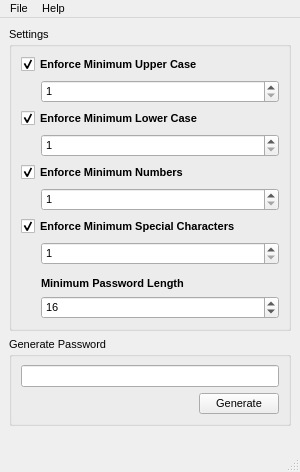
Before: the Qt Designer form password-generator/src/mainwindow.ui in the-open-lab/password-generator, drawn with Qt 5.
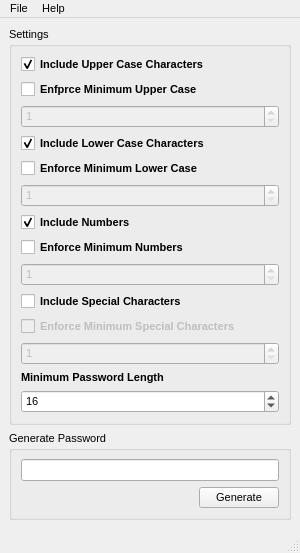
After: the same form once the commit is applied. Icons and pictures are not drawn. Custom widgets are drawn as their Qt base class.

Commit message:
Add separate controls for including and enforcing
Two checkboxes now for each character type: one for whether to include
that character type in the resulting password, and another for whether
to enforce a minimum quantity of that character type.

What changed in the file:
```diff
--- a/password-generator/src/mainwindow.ui
+++ b/password-generator/src/mainwindow.ui
@@ -7,7 +7,7 @@
     <x>0</x>
     <y>0</y>
     <width>300</width>
-    <height>472</height>
+    <height>553</height>
    </rect>
   </property>
   <property name="sizePolicy">
@@ -60,7 +60,10 @@
       </property>
       <layout class="QVBoxLayout" name="settingsVLayout">
        <item>
-        <widget class="QCheckBox" name="upperCheckBox">
+        <widget class="QCheckBox" name="includeUpperCheckBox">
+         <property name="enabled">
+          <bool>true</bool>
+         </property>
          <property name="font">
           <font>
            <pointsize>8</pointsize>
@@ -69,36 +72,41 @@
           </font>
          </property>
          <property name="text">
-          <string>Enforce Minimum Upper Case</string>
+          <string>Include Upper Case Characters</string>
          </property>
-         <property name="checked">
-          <bool>true</bool>
-         </property>
-        </widget>
-       </item>
-       <item>
-        <layout class="QHBoxLayout" name="upperHBox">
-         <property name="spacing">
-          <number>0</number>
-         </property>
-         <item>
-          <spacer name="upperSpacer">
-           <property name="orientation">
-            <enum>Qt::Horizontal</enum>
-           </property>
-           <property name="sizeType">
-            <enum>QSizePolicy::Fixed</enum>
-           </property>
-           <property name="sizeHint" stdset="0">
+         <property name="iconSize">
             <size>
-             <width>20</width>
-             <height>20</height>
-            </size>
-           </property>
-          </spacer>
+           <width>16</width>
+           <height>16</height>
+          </size>
+         </property>
+         <property name="checked">
+          <bool>true</bool>
+         </property>
+        </widget>
+       </item>
+       <item>
+        <widget class="QCheckBox" name="enforceUpperCheckBox">
+         <property name="font">
+          <font>
+           <pointsize>8</pointsize>
+           <weight>75</weight>
+           <bold>true</bold>
+          </font>
+         </property>
+         <property name="text">
+          <string>Enfprce Minimum Upper Case</string>
+         </property>
+         <property name="checked">
+          <bool>false</bool>
+         </property>
+        </widget>
          </item>
          <item>
           <widget class="QSpinBox" name="upperSpinBox">
+         <property name="enabled">
+          <bool>false</bool>
+         </property>
            <property name="sizePolicy">
             <sizepolicy hsizetype="Expanding" vsizetype="Fixed">
              <horstretch>0</horstretch>
@@ -111,9 +119,27 @@
            <property name="maximum">
             <number>999999999</number>
            </property>
-          </widget>
-         </item>
-        </layout>
+         <property name="value">
+          <number>1</number>
+         </property>
+        </widget>
+       </item>
+       <item>
+        <widget class="QCheckBox" name="includeLowerCheckBox">
+         <property name="font">
+          <font>
+           <pointsize>8</pointsize>
+           <weight>75</weight>
+           <bold>true</bold>
+          </font>
+         </property>
+         <property name="text">
+          <string>Include Lower Case Characters</string>
+         </property>
+         <property name="checked">
+          <bool>true</bool>
+         </property>
+        </widget>
        </item>
        <item>
         <widget class="QCheckBox" name="lowerCheckBox">
@@ -128,36 +154,15 @@
           <string>Enforce Minimum Lower Case</string>
          </property>
          <property name="checked">
-          <bool>true</bool>
+          <bool>false</bool>
          </property>
         </widget>
-       </item>
-       <item>
-        <layout class="QHBoxLayout" name="lowerHBox">
-         <property name="spacing">
-          <number>0</number>
-         </property>
-         <property name="topMargin">
-          <number>0</number>
-         </property>
-         <item>
-          <spacer name="lowerSpacer">
-           <property name="orientation">
-            <enum>Qt::Horizontal</enum>
-           </property>
-           <property name="sizeType">
-            <enum>QSizePolicy::Fixed</enum>
-           </property>
-           <property name="sizeHint" stdset="0">
-            <size>
-             <width>20</width>
-             <height>20</height>
-            </size>
-           </property>
-          </spacer>
          </item>
          <item>
           <widget class="QSpinBox" name="lowerSpinBox">
+         <property name="enabled">
+          <bool>false</bool>
+         </property>
            <property name="sizePolicy">
             <sizepolicy hsizetype="Expanding" vsizetype="Fixed">
              <horstretch>0</horstretch>
@@ -170,9 +175,27 @@
            <property name="maximum">
             <number>999999999</number>
            </property>
-          </widget>
-         </item>
-        </layout>
+         <property name="value">
+          <number>1</number>
+         </property>
+        </widget>
+       </item>
+       <item>
+        <widget class="QCheckBox" name="includeNumberCheckBox">
+         <property name="font">
+          <font>
+           <pointsize>8</pointsize>
+           <weight>75</weight>
+           <bold>true</bold>
+          </font>
+         </property>
+         <property name="text">
+          <string>Include Numbers</string>
+         </property>
+         <property name="checked">
+          <bool>true</bool>
+         </property>
+        </widget>
        </item>
        <item>
         <widget class="QCheckBox" name="numberCheckBox">
@@ -187,36 +210,15 @@
           <string>Enforce Minimum Numbers</string>
          </property>
          <property name="checked">
-          <bool>true</bool>
+          <bool>false</bool>
          </property>
         </widget>
-       </item>
-       <item>
-        <layout class="QHBoxLayout" name="numberHBox">
-         <property name="spacing">
-          <number>0</number>
-         </property>
-         <property name="topMargin">
-          <number>0</number>
-         </property>
-         <item>
-          <spacer name="numberSpacer">
-           <property name="orientation">
-            <enum>Qt::Horizontal</enum>
-           </property>
-           <property name="sizeType">
-            <enum>QSizePolicy::Fixed</enum>
-           </property>
-           <property name="sizeHint" stdset="0">
-            <size>
-             <width>20</width>
-             <height>20</height>
-            </size>
-           </property>
-          </spacer>
          </item>
          <item>
           <widget class="QSpinBox" name="numberSpinBox">
+         <property name="enabled">
+          <bool>false</bool>
+         </property>
            <property name="sizePolicy">
             <sizepolicy hsizetype="Expanding" vsizetype="Fixed">
              <horstretch>0</horstretch>
@@ -229,12 +231,33 @@
            <property name="maximum">
             <number>999999999</number>
            </property>
-          </widget>
-         </item>
-        </layout>
+         <property name="value">
+          <number>1</number>
+         </property>
+        </widget>
+       </item>
+       <item>
+        <widget class="QCheckBox" name="includeSpecialCheckBox">
+         <property name="font">
+          <font>
+           <pointsize>8</pointsize>
+           <weight>75</weight>
+           <bold>true</bold>
+          </font>
+         </property>
+         <property name="text">
+          <string>Include Special Characters</string>
+         </property>
+         <property name="checked">
+          <bool>false</bool>
+         </property>
+        </widget>
        </item>
        <item>
-        <widget class="QCheckBox" name="specialCheckBox">
+        <widget class="QCheckBox" name="enforceSpecialCheckBox">
+         <property name="enabled">
+          <bool>false</bool>
+         </property>
          <property name="font">
           <font>
            <pointsize>8</pointsize>
@@ -246,39 +269,15 @@
           <string>Enforce Minimum Special Characters</string>
          </property>
          <property name="checked">
-          <bool>true</bool>
+          <bool>false</bool>
          </property>
         </widget>
-       </item>
-       <item>
-        <layout class="QHBoxLayout" name="specialHBox">
-         <property name="spacing">
-          <number>0</number>
-         </property>
-         <property name="leftMargin">
-          <number>0</number>
-         </property>
-         <property name="topMargin">
-          <number>0</number>
-         </property>
-         <item>
-          <spacer name="specialSpacer">
-           <property name="orientation">
-            <enum>Qt::Horizontal</enum>
-           </property>
-           <property name="sizeType">
-            <enum>QSizePolicy::Fixed</enum>
-           </property>
-           <property name="sizeHint" stdset="0">
-            <size>
-             <width>20</width>
-             <height>20</height>
-            </size>
-           </property>
-          </spacer>
          </item>
          <item>
           <widget class="QSpinBox" name="specialSpinBox">
+         <property name="enabled">
+          <bool>false</bool>
+         </property>
            <property name="sizePolicy">
             <sizepolicy hsizetype="Expanding" vsizetype="Fixed">
              <horstretch>0</horstretch>
@@ -291,45 +290,11 @@
            <property name="maximum">
             <number>999999999</number>
            </property>
-          </widget>
-         </item>
-        </layout>
-       </item>
-       <item>
-        <layout class="QHBoxLayout" name="lengthHBox">
-         <property name="spacing">
-          <number>0</number>
-         </property>
-         <property name="topMargin">
-          <number>0</number>
-         </property>
-         <item>
-          <spacer name="lengthSpacer">
-           <property name="orientation">
-            <enum>Qt::Horizontal</enum>
-           </property>
-           <property name="sizeType">
-            <enum>QSizePolicy::Fixed</enum>
-           </property>
-           <property name="sizeHint" stdset="0">
-            <size>
-             <width>20</width>
-             <height>20</height>
-            </size>
-           </property>
-          </spacer>
-         </item>
-         <item>
-          <layout class="QVBoxLayout" name="lengthVBox">
-           <property name="spacing">
-            <number>6</number>
-           </property>
-           <property name="topMargin">
-            <number>6</number>
-           </property>
-           <property name="rightMargin">
-            <number>0</number>
-           </property>
+         <property name="value">
+          <number>1</number>
+         </property>
+        </widget>
+       </item>
            <item>
             <widget class="QLabel" name="lengthLabel">
              <property name="sizePolicy">
@@ -374,10 +339,6 @@
               <number>16</number>
              </property>
             </widget>
-           </item>
-          </layout>
-         </item>
-        </layout>
        </item>
       </layout>
      </widget>
```
Left out of the diff: 4 changed lines with no effect on the pictures. Lines whose indentation alone changed are shown as unchanged. The commit also changes 2 other files.
